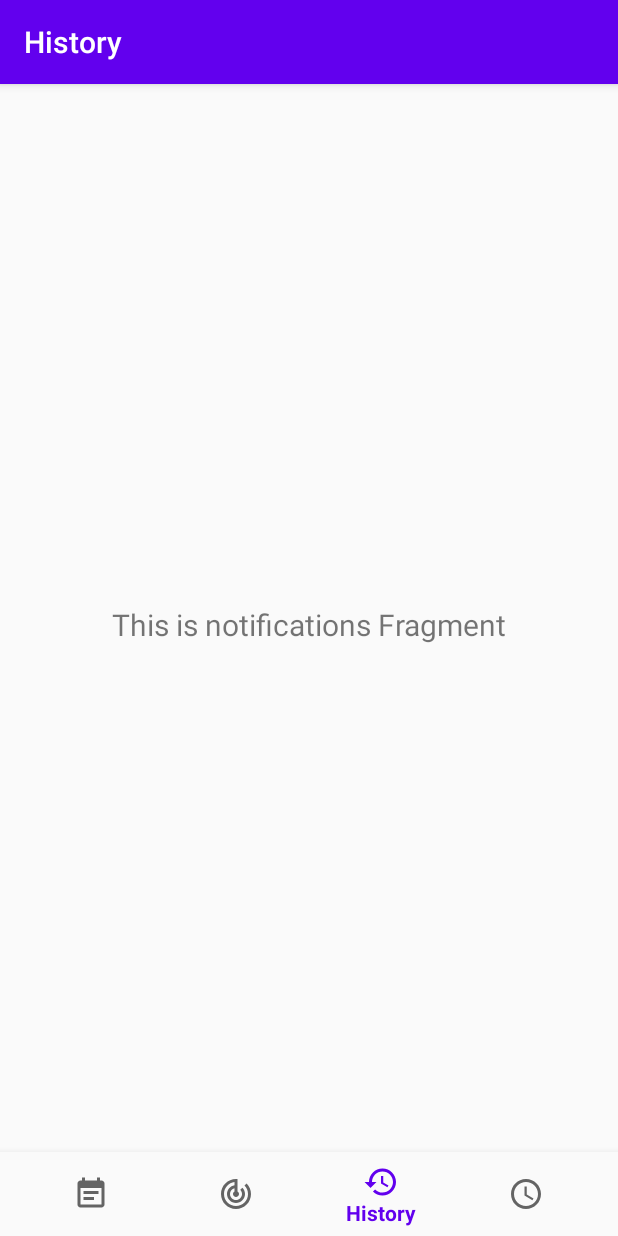
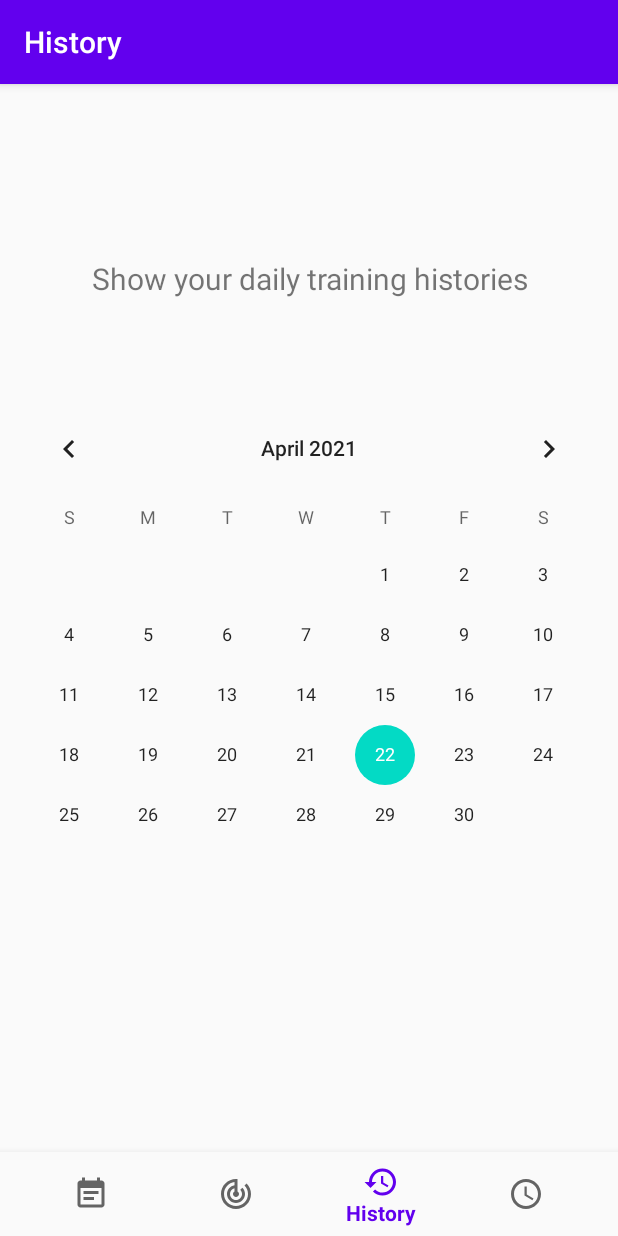
Before and after one commit to haverzard/workitout-app, an Android app: the screen it shows after launch (MainActivity), item 3 of the bottom bar chosen, on a phone screen of 412 x 824 dp. Run offline under Robolectric (Android 15) with nearby library versions, the phone set to English and light mode, and no system bars; our stand-ins replace navigation-ui.

Commit message:
create history fragment

```diff
--- /dev/null
+++ b/app/src/main/java/com/haverzard/workitout/ui/history/HistoryFragment.kt
@@ -0,0 +1,58 @@
+package com.haverzard.workitout.ui.history
+
+import android.app.AlarmManager
+import android.app.PendingIntent
+import android.content.Context
+import android.content.Intent
+import android.os.Bundle
+import android.view.LayoutInflater
+import android.view.View
+import android.view.ViewGroup
+import androidx.fragment.app.Fragment
+import androidx.lifecycle.ViewModelProviders
+import androidx.lifecycle.observe
+import androidx.recyclerview.widget.LinearLayoutManager
+import androidx.recyclerview.widget.RecyclerView
+import com.google.android.material.floatingactionbutton.FloatingActionButton
+import com.haverzard.workitout.R
+import com.haverzard.workitout.WorkOutApplication
+import com.haverzard.workitout.entities.Day
+import com.haverzard.workitout.entities.RoutineExerciseSchedule
+import com.haverzard.workitout.entities.SingleExerciseSchedule
+import com.haverzard.workitout.receivers.ScheduleReceiver
+import com.haverzard.workitout.ui.schedule.ScheduleListAdapter
+import com.haverzard.workitout.ui.schedule.ScheduleTypeDialog
+import com.haverzard.workitout.viewmodel.ScheduleViewModel
+import com.haverzard.workitout.viewmodel.ScheduleViewModelFactory
+
+
+class HistoryFragment : Fragment() {
+
+    private lateinit var scheduleViewModel: ScheduleViewModel
+
+    override fun onCreateView(
+        inflater: LayoutInflater,
+        container: ViewGroup?,
+        savedInstanceState: Bundle?
+    ): View? {
+        scheduleViewModel = ViewModelProviders.of(
+            this, ScheduleViewModelFactory((activity?.application as WorkOutApplication).repository)
+        ).get(ScheduleViewModel::class.java)
+
+        val root = inflater.inflate(R.layout.fragment_history, container, false)
+
+//        val recyclerView = root.findViewById<RecyclerView>(R.id.recyclerview)
+//        val adapter = ScheduleListAdapter()
+//        recyclerView.adapter = adapter
+//        recyclerView.layoutManager = LinearLayoutManager(activity)
+
+//        scheduleViewModel.schedules.observe(owner = this) { schedules ->
+//            schedules.let { adapter.submitList(it) }
+//        }
+        return root
+    }
+
+    override fun onViewCreated(view: View, savedInstanceState: Bundle?) {
+        super.onViewCreated(view, savedInstanceState)
+    }
+}
--- /dev/null
+++ b/app/src/main/java/com/haverzard/workitout/ui/history/HistoryViewModel.kt
@@ -0,0 +1,20 @@
+package com.haverzard.workitout.ui.history
+
+import androidx.lifecycle.ViewModel
+import androidx.lifecycle.ViewModelProvider
+import com.haverzard.workitout.repository.WorkOutRepository
+
+
+class HistoryViewModel(private val repository: WorkOutRepository) : ViewModel() {
+
+}
+
+class HistoryViewModelFactory(private val repository: WorkOutRepository) : ViewModelProvider.Factory {
+    override fun <T : ViewModel> create(modelClass: Class<T>): T {
+        if (modelClass.isAssignableFrom(HistoryViewModel::class.java)) {
+            @Suppress("UNCHECKED_CAST")
+            return HistoryViewModel(repository) as T
+        }
+        throw IllegalArgumentException("Unknown ViewModel class")
+    }
+}
--- /dev/null
+++ b/app/src/main/res/layout/fragment_history.xml
@@ -0,0 +1,53 @@
+<?xml version="1.0" encoding="utf-8"?>
+<androidx.constraintlayout.widget.ConstraintLayout
+        xmlns:android="http://schemas.android.com/apk/res/android"
+        xmlns:app="http://schemas.android.com/apk/res-auto"
+        xmlns:tools="http://schemas.android.com/tools"
+        android:layout_width="match_parent"
+        android:layout_height="match_parent"
+        tools:context=".ui.schedule.ScheduleFragment">
+
+    <LinearLayout
+            android:orientation="vertical"
+            android:layout_width="match_parent"
+            android:layout_height="match_parent">
+
+        <Space
+                android:layout_width="match_parent"
+                android:layout_height="100dp"/>
+        <TextView
+                android:id="@+id/no_history"
+                android:text="Show your daily training histories"
+                android:gravity="center"
+                android:textSize="20dp"
+                android:padding="@dimen/big_padding"
+                android:layout_width="match_parent"
+                android:layout_height="wrap_content"/>
+
+        <Space
+                android:layout_width="match_parent"
+                android:layout_height="50dp"/>
+
+        <CalendarView
+                android:layout_width="match_parent"
+                android:layout_height="wrap_content"
+                android:id="@+id/calendarView"/>
+
+<!--        <TextView-->
+<!--                android:id="@+id/no_history"-->
+<!--                android:text="@string/no_history"-->
+<!--                android:gravity="center"-->
+<!--                android:textSize="20dp"-->
+<!--                android:layout_width="match_parent"-->
+<!--                android:layout_height="match_parent"/>-->
+
+<!--        <androidx.recyclerview.widget.RecyclerView-->
+<!--                android:id="@+id/recyclerview"-->
+<!--                android:layout_width="match_parent"-->
+<!--                android:layout_height="match_parent"-->
+<!--                tools:listitem="@layout/schedule_item"-->
+<!--                android:padding="@dimen/big_padding"-->
+<!--                />-->
+    </LinearLayout>
+
+</androidx.constraintlayout.widget.ConstraintLayout>
--- a/app/src/main/res/navigation/mobile_navigation.xml
+++ b/app/src/main/res/navigation/mobile_navigation.xml
@@ -37,9 +37,9 @@
 
     <fragment
             android:id="@+id/navigation_history"
-            android:name="com.haverzard.workitout.ui.notifications.NotificationsFragment"
+            android:name="com.haverzard.workitout.ui.history.HistoryFragment"
             android:label="@string/title_history"
-            tools:layout="@layout/fragment_notifications"/>
+            tools:layout="@layout/fragment_history"/>
 
     <fragment
             android:id="@+id/navigation_schedule"
--- a/app/src/main/res/values/strings.xml
+++ b/app/src/main/res/values/strings.xml
@@ -25,4 +25,5 @@
     <string name="launch_activity">Launch Activity</string>
     <string name="preference_file_key">com.haverzard.workitout.PREFERENCE_FILE_KEY</string>
     <string name="permission_rationale">Location permission needed for core functionality</string>
+    <string name="no_history">There is no training history</string>
 </resources>
```
